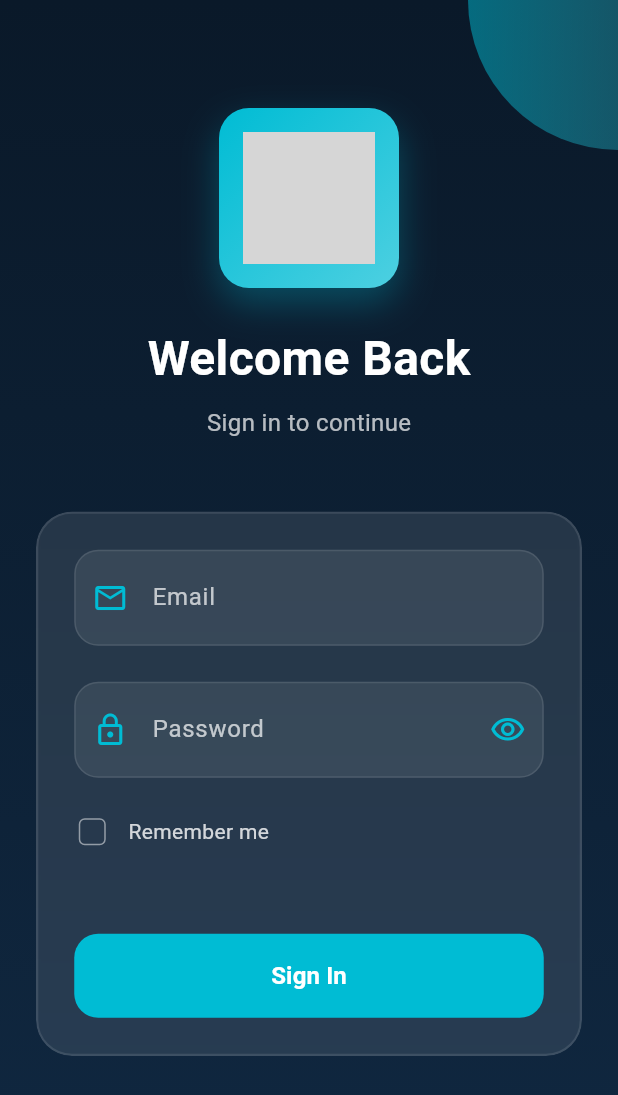
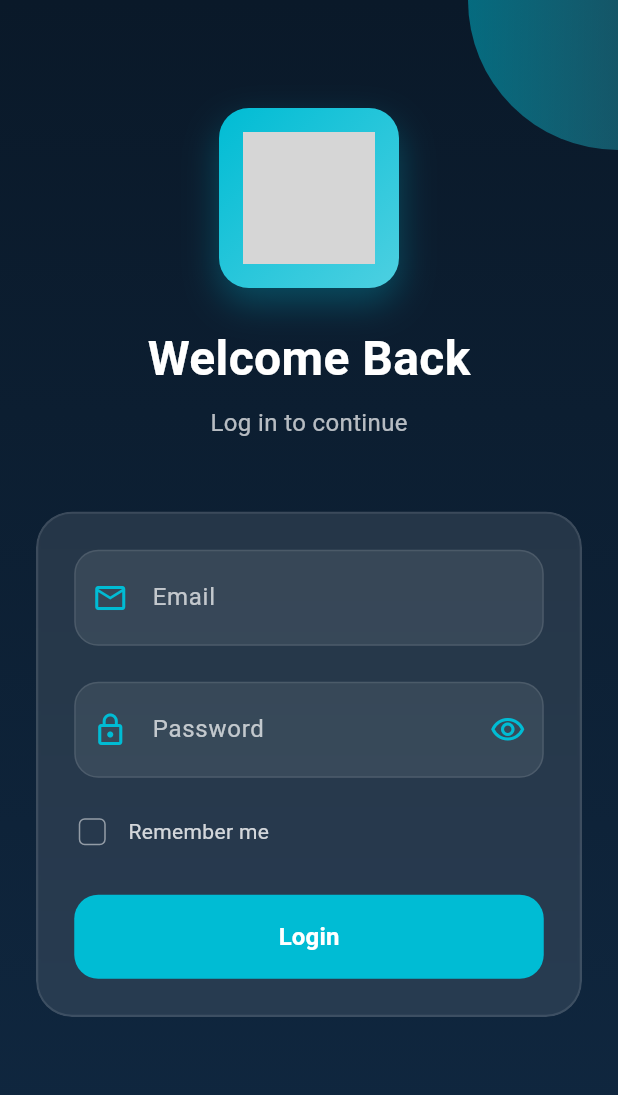
Before and after one commit to Hamayesh-Negar/Android, a Flutter app: the LoginScreen screen opened directly, on a phone screen of 412 x 824 dp. Shown: the top 1095 px of the screen. Run offline on Flutter 3.47's test engine with Material 3 defaults, Android fonts, the phone set to English and light mode, and no system bars; our stand-ins replace connectivity_plus, dio, google_fonts, lottie, shared_preferences; accounts and stored records are empty; network calls fail; project files that could hold a hidden picture were left out; grey boxes are pictures that could not be loaded.

```diff
--- a/lib/screens/login_screen.dart
+++ b/lib/screens/login_screen.dart
@@ -236,7 +236,7 @@ class _LoginScreenState extends State<LoginScreen>
                           ),
                           const SizedBox(height: 8),
                           Text(
-                            'Sign in to continue',
+                            'Log in to continue',
                             style: TextStyle(
                               fontSize: 16,
                               color: Colors.white.withOpacity(0.7),
@@ -322,7 +322,7 @@ class _LoginScreenState extends State<LoginScreen>
                                     if (value?.isEmpty ?? true) {
                                       return 'Please enter your password';
                                     }
-                                    if (value!.length < 6) {
+                                    if (value!.length < 4) {
                                       return 'Password must be at least 6 characters';
                                     }
                                     return null;
@@ -406,9 +406,8 @@ class _LoginScreenState extends State<LoginScreen>
                                     ),
                                   ),
 
-                                const SizedBox(height: 32),
+                                const SizedBox(height: 6),
 
-                                // Login Button
                                 SizedBox(
                                   height: 56,
                                   child: ElevatedButton(
@@ -429,7 +428,7 @@ class _LoginScreenState extends State<LoginScreen>
                                             height: 40,
                                           )
                                         : const Text(
-                                            'Sign In',
+                                            'Login',
                                             style: TextStyle(
                                               fontSize: 16,
                                               fontWeight: FontWeight.w600,
```
